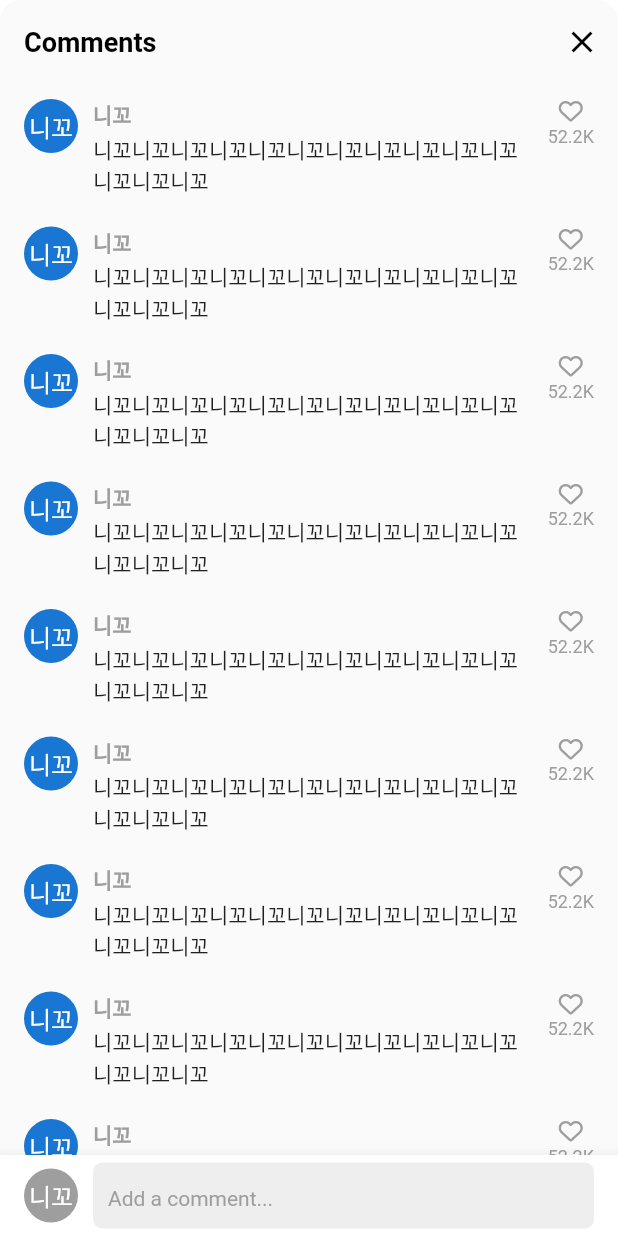
After one commit to jaeyoung-kwon/flutter_prac, a Flutter app: the VideoComments screen opened directly, on a phone screen of 412 x 824 dp. The commit adds this screen. Run offline on Flutter 3.47's test engine with Material 2 defaults, Android fonts, the phone set to English and light mode, and no system bars; our stand-ins replace font_awesome_flutter, video_player, visibility_detector; network calls fail.

Commit message:
8. add bottom sheet for comments

```diff
--- a/lib/features/main/main_screen.dart
+++ b/lib/features/main/main_screen.dart
@@ -39,6 +39,7 @@ class _MainScreenState extends State<MainScreen> {
   @override
   Widget build(BuildContext context) {
     return Scaffold(
+      resizeToAvoidBottomInset: false,
       backgroundColor: _selectedIndex == 0 ? Colors.black : Colors.white,
       body: Stack(
         children: [
--- /dev/null
+++ b/lib/features/videos/widgets/video_comments.dart
@@ -0,0 +1,219 @@
+import 'package:flutter/material.dart';
+import 'package:font_awesome_flutter/font_awesome_flutter.dart';
+import 'package:tiktok_flutter/constants/gaps.dart';
+import 'package:tiktok_flutter/constants/sizes.dart';
+
+class VideoComments extends StatefulWidget {
+  const VideoComments({super.key});
+
+  @override
+  State<VideoComments> createState() => _VideoCommentsState();
+}
+
+class _VideoCommentsState extends State<VideoComments> {
+  bool _isWriting = false;
+
+  final ScrollController _scrollController = ScrollController();
+
+  void _onClosePressed() {
+    Navigator.pop(context);
+  }
+
+  void _stopWriting() {
+    FocusScope.of(context).unfocus();
+    setState(() {
+      _isWriting = false;
+    });
+  }
+
+  void _onStartWriting() {
+    setState(() {
+      _isWriting = true;
+    });
+  }
+
+  @override
+  Widget build(BuildContext context) {
+    var size = MediaQuery.of(context).size;
+    return Container(
+      clipBehavior: Clip.hardEdge,
+      height: size.height * 0.7,
+      decoration: BoxDecoration(
+        borderRadius: BorderRadius.circular(
+          Sizes.size14,
+        ),
+      ),
+      child: Scaffold(
+        backgroundColor: Colors.grey.shade50,
+        appBar: AppBar(
+          backgroundColor: Colors.grey.shade50,
+          automaticallyImplyLeading: false,
+          title: const Text(
+            'Comments',
+          ),
+          actions: [
+            IconButton(
+              onPressed: _onClosePressed,
+              icon: const Icon(
+                Icons.close,
+              ),
+            ),
+          ],
+        ),
+        body: GestureDetector(
+          onTap: _stopWriting,
+          child: Stack(
+            children: [
+              Scrollbar(
+                controller: _scrollController,
+                child: ListView.separated(
+                  controller: _scrollController,
+                  padding: const EdgeInsets.only(
+                    left: Sizes.size16,
+                    right: Sizes.size16,
+                    top: Sizes.size10,
+                    bottom: Sizes.size96 + Sizes.size20,
+                  ),
+                  itemCount: 10,
+                  separatorBuilder: (context, index) => Gaps.v20,
+                  itemBuilder: (context, index) => Row(
+                    crossAxisAlignment: CrossAxisAlignment.start,
+                    children: [
+                      const CircleAvatar(
+                        radius: 18,
+                        child: Text("니꼬"),
+                      ),
+                      Gaps.h10,
+                      Expanded(
+                        child: Column(
+                          crossAxisAlignment: CrossAxisAlignment.start,
+                          children: [
+                            Text(
+                              "니꼬",
+                              style: TextStyle(
+                                fontWeight: FontWeight.bold,
+                                fontSize: Sizes.size14,
+                                color: Colors.grey.shade500,
+                              ),
+                            ),
+                            Gaps.v2,
+                            const Text(
+                              "니꼬니꼬니꼬니꼬니꼬니꼬니꼬니꼬니꼬니꼬니꼬니꼬니꼬니꼬",
+                            ),
+                          ],
+                        ),
+                      ),
+                      Gaps.h10,
+                      Column(
+                        children: [
+                          FaIcon(
+                            FontAwesomeIcons.heart,
+                            size: Sizes.size16,
+                            color: Colors.grey.shade500,
+                          ),
+                          Gaps.v2,
+                          Text(
+                            "52.2K",
+                            style: TextStyle(
+                              fontSize: Sizes.size12,
+                              color: Colors.grey.shade500,
+                            ),
+                          )
+                        ],
+                      ),
+                    ],
+                  ),
+                ),
+              ),
+              Positioned(
+                bottom: 0,
+                width: size.width,
+                child: BottomAppBar(
+                  color: Colors.white,
+                  child: Padding(
+                    padding: const EdgeInsets.symmetric(
+                      horizontal: Sizes.size16,
+                      vertical: Sizes.size5,
+                    ),
+                    child: Row(
+                      children: [
+                        CircleAvatar(
+                          radius: 18,
+                          backgroundColor: Colors.grey.shade500,
+                          foregroundColor: Colors.white,
+                          child: const Text("니꼬"),
+                        ),
+                        Gaps.h10,
+                        Expanded(
+                          child: SizedBox(
+                            height: Sizes.size44,
+                            child: TextField(
+                              onTap: _onStartWriting,
+                              expands: true,
+                              minLines: null,
+                              maxLines: null,
+                              textInputAction: TextInputAction.newline,
+                              cursorColor: Theme.of(context).primaryColor,
+                              decoration: InputDecoration(
+                                hintText: "Add a comment...",
+                                hintStyle: TextStyle(
+                                  fontSize: Sizes.size14,
+                                  color: Colors.grey.shade500,
+                                ),
+                                border: OutlineInputBorder(
+                                  borderRadius: BorderRadius.circular(
+                                    Sizes.size6,
+                                  ),
+                                  borderSide: BorderSide.none,
+                                ),
+                                filled: true,
+                                fillColor: Colors.grey.shade200,
+                                contentPadding: const EdgeInsets.symmetric(
+                                  horizontal: Sizes.size10,
+                                  vertical: Sizes.size12,
+                                ),
+                                suffix: Row(
+                                  crossAxisAlignment: CrossAxisAlignment.center,
+                                  mainAxisSize: MainAxisSize.min,
+                                  children: [
+                                    FaIcon(
+                                      FontAwesomeIcons.at,
+                                      color: Colors.grey.shade800,
+                                    ),
+                                    Gaps.h14,
+                                    FaIcon(
+                                      FontAwesomeIcons.gift,
+                                      color: Colors.grey.shade800,
+                                    ),
+                                    Gaps.h14,
+                                    FaIcon(
+                                      FontAwesomeIcons.faceSmile,
+                                      color: Colors.grey.shade800,
+                                    ),
+                                    Gaps.h14,
+                                    if (_isWriting)
+                                      GestureDetector(
+                                        onTap: _stopWriting,
+                                        child: FaIcon(
+                                          FontAwesomeIcons.circleArrowUp,
+                                          color: Theme.of(context).primaryColor,
+                                        ),
+                                      ),
+                                  ],
+                                ),
+                              ),
+                            ),
+                          ),
+                        ),
+                      ],
+                    ),
+                  ),
+                ),
+              )
+            ],
+          ),
+        ),
+      ),
+    );
+  }
+}
--- a/lib/features/videos/widgets/video_post.dart
+++ b/lib/features/videos/widgets/video_post.dart
@@ -3,6 +3,7 @@ import 'package:font_awesome_flutter/font_awesome_flutter.dart';
 import 'package:tiktok_flutter/constants/gaps.dart';
 import 'package:tiktok_flutter/constants/sizes.dart';
 import 'package:tiktok_flutter/features/videos/widgets/video_button.dart';
+import 'package:tiktok_flutter/features/videos/widgets/video_comments.dart';
 import 'package:video_player/video_player.dart';
 import 'package:visibility_detector/visibility_detector.dart';
 
@@ -74,12 +75,27 @@ class _VideoPostState extends State<VideoPost>
     });
   }
 
+  void _onCommentsTap(BuildContext context) async {
+    if (_videoPlayerController.value.isPlaying) {
+      _onToggleTap();
+    }
+    await showModalBottomSheet(
+      context: context,
+      backgroundColor: Colors.transparent,
+      isScrollControlled: true,
+      builder: (context) => const VideoComments(),
+    );
+
+    _onToggleTap();
+  }
+
   @override
   Widget build(BuildContext context) {
     return VisibilityDetector(
       key: Key(widget.index.toString()),
       onVisibilityChanged: (visibilityInfo) {
         if (visibilityInfo.visibleFraction == 1 &&
+            !_isPaused &&
             !_videoPlayerController.value.isPlaying) {
           _videoPlayerController.play();
         }
@@ -147,12 +163,12 @@ class _VideoPostState extends State<VideoPost>
               ],
             ),
           ),
-          const Positioned(
+          Positioned(
             bottom: 20,
             right: 10,
             child: Column(
               children: [
-                CircleAvatar(
+                const CircleAvatar(
                   radius: 25,
                   backgroundColor: Colors.black,
                   foregroundColor: Colors.white,
@@ -162,17 +178,20 @@ class _VideoPostState extends State<VideoPost>
                   child: Text("니꼬"),
                 ),
                 Gaps.v24,
-                VideoButton(
+                const VideoButton(
                   icon: FontAwesomeIcons.solidHeart,
                   text: "2.9M",
                 ),
                 Gaps.v24,
-                VideoButton(
-                  icon: FontAwesomeIcons.solidComment,
-                  text: "33K",
+                GestureDetector(
+                  onTap: () => _onCommentsTap(context),
+                  child: const VideoButton(
+                    icon: FontAwesomeIcons.solidComment,
+                    text: "33K",
+                  ),
                 ),
                 Gaps.v24,
-                VideoButton(
+                const VideoButton(
                   icon: FontAwesomeIcons.share,
                   text: "Share",
                 )
```
